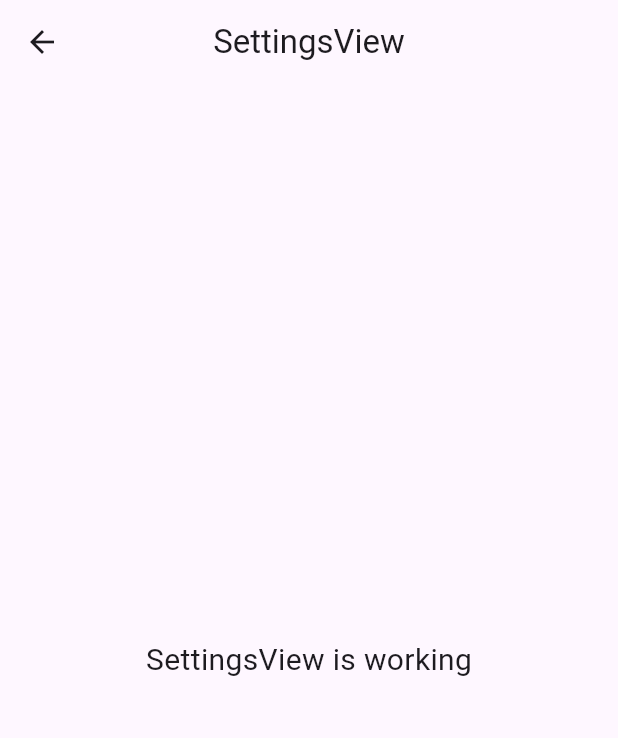
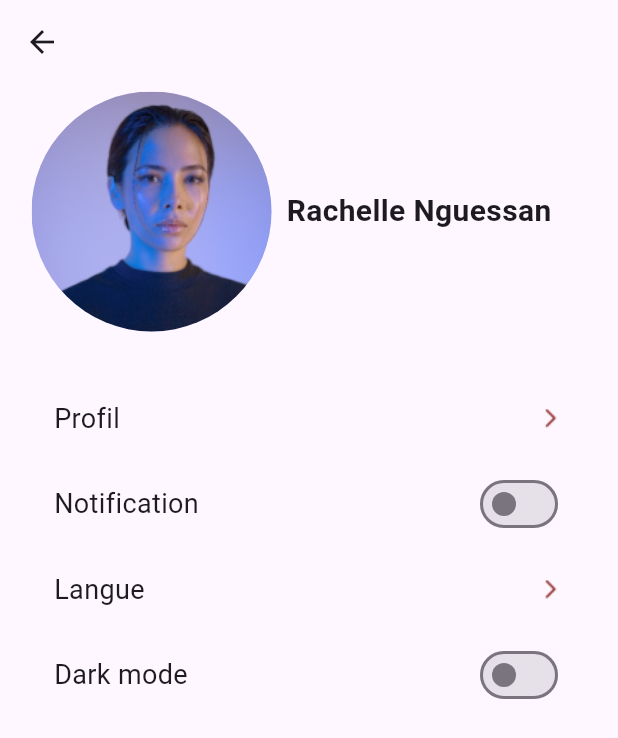
Before and after one commit to mooosmad/piousbible, a Flutter app: the SettingsView screen opened by its route, on a phone screen of 412 x 824 dp. Shown: the top 738 px of the screen. Run offline on Flutter 3.47's test engine with Material 3 defaults, Android fonts, the phone set to English and light mode, and no system bars; our stand-ins replace get, zoom_tap_animation.

Commit message:
front_reglages

```diff
--- a/lib/app/modules/settings/views/settings_view.dart
+++ b/lib/app/modules/settings/views/settings_view.dart
@@ -10,13 +10,137 @@ class SettingsView extends GetView<SettingsController> {
   Widget build(BuildContext context) {
     return Scaffold(
       appBar: AppBar(
-        title: const Text('SettingsView'),
         centerTitle: true,
       ),
-      body: const Center(
-        child: Text(
-          'SettingsView is working',
-          style: TextStyle(fontSize: 20),
+      body: Padding(
+        padding: const EdgeInsets.symmetric(horizontal: 16),
+        child: SafeArea(
+          child: Column(
+            children: [
+              Container(
+                padding: const EdgeInsets.all(5.0),
+                child: Row(
+                  children: [
+                    CircleAvatar(
+                      radius: 80,
+                      backgroundImage: AssetImage("assets/img_profile.png"),
+                    ),
+                    SizedBox(
+                      width: 10,
+                    ),
+                    Container(
+                      child: Text(
+                        "Rachelle Nguessan",
+                        style: TextStyle(
+                            fontSize: 20, fontWeight: FontWeight.bold),
+                      ),
+                    ),
+                  ],
+                ),
+              ),
+              SizedBox(
+                height: 20,
+              ),
+
+              Column(
+                children: [
+                  Padding(
+                    padding: const EdgeInsets.all(20.0),
+                    child: Column(
+                      children: [
+                        GestureDetector(
+                          child: Row(
+                            mainAxisAlignment: MainAxisAlignment.spaceBetween,
+                            children: [
+                              Text(
+                                "Profil",
+                                style: TextStyle(fontSize: 18),
+                              ),
+                              Image.asset(
+                                "assets/arrow-right.png",
+                              ),
+                            ],
+                          ),
+                        ),
+                        SizedBox(
+                          height: 20,
+                        ),
+                        GestureDetector(
+                          child: Row(
+                            mainAxisAlignment: MainAxisAlignment.spaceBetween,
+                            children: [
+                              Text(
+                                "Notification",
+                                style: TextStyle(fontSize: 18),
+                              ),
+                              Switch(
+                                  value: false,
+                                  onChanged: (value) {
+                                    print(value);
+                                  })
+                            ],
+                          ),
+                        ),
+                        SizedBox(
+                          height: 20,
+                        ),
+                        GestureDetector(
+                          child: Row(
+                            mainAxisAlignment: MainAxisAlignment.spaceBetween,
+                            children: [
+                              Text(
+                                "Langue",
+                                style: TextStyle(fontSize: 18),
+                              ),
+                              Image.asset(
+                                "assets/arrow-right.png",
+                              ),
+                            ],
+                          ),
+                        ),
+                        SizedBox(
+                          height: 20,
+                        ),
+                        GestureDetector(
+                          child: Row(
+                            mainAxisAlignment: MainAxisAlignment.spaceBetween,
+                            children: [
+                              Text(
+                                "Dark mode",
+                                style: TextStyle(fontSize: 18),
+                              ),
+                              Switch(
+                                  value: false,
+                                  onChanged: (value) {
+                                    print(value);
+                                  })
+                            ],
+                          ),
+                        ),
+                      ],
+                    ),
+                  )
+                ],
+              )
+              //  Expanded(
+              //  child: ListView.builder(
+              //  itemCount: 3,
+              // itemBuilder: (context, index) {
+              //  return ListTile(
+              //   title: Text(
+              //    index == 0
+              //       ? "Profile"
+              //      : index == 1
+              //         ? "Notifications"
+              //         : "Langue",
+              // style: TextStyle(fontSize: 18),
+              //),
+              //);
+              // },
+              //),
+              // ),
+            ],
+          ),
         ),
       ),
     );
```
Also changed, not shown: assets/arrow-right.png (added), assets/img_profile.png (added).
